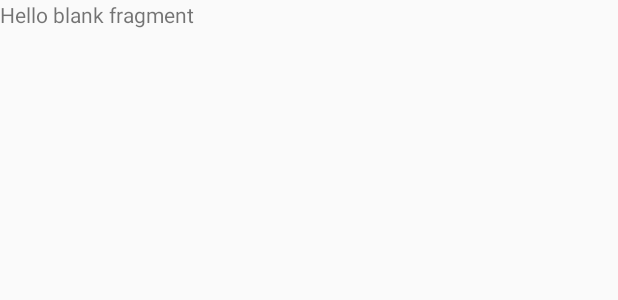
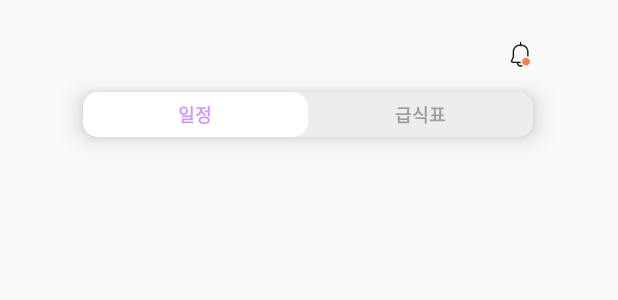
Before and after one commit to kimjjunho/SMUP, an Android app: the layout fragment_home.xml on its own in the app's theme, with its tools: preview values and no code run, on a phone screen of 412 x 824 dp. Shown: the top 300 px of the screen. Run offline under Robolectric (Android 15) with nearby library versions, the phone set to English and light mode, and no system bars.

Commit message:
init::HomeRadioBtn

```diff
--- a/SMUPProject/app/src/main/java/com/example/smup/home/HomeFragment.kt
+++ b/SMUPProject/app/src/main/java/com/example/smup/home/HomeFragment.kt
@@ -6,18 +6,36 @@ import android.view.LayoutInflater
 import android.view.View
 import android.view.ViewGroup
 import com.example.smup.R
+import com.example.smup.databinding.FragmentHomeBinding
+import com.example.smup.databinding.FragmentMyPageBinding
+
 class HomeFragment : Fragment() {
+
+    private var mBinding : FragmentHomeBinding? = null
+    private val binding get() = mBinding!!
 
     override fun onCreate(savedInstanceState: Bundle?) {
         super.onCreate(savedInstanceState)
 
     }
 
-    override fun onCreateView(
-        inflater: LayoutInflater, container: ViewGroup?,
-        savedInstanceState: Bundle?
-    ): View? {
-        return inflater.inflate(R.layout.fragment_home, container, false)
+    override fun onCreateView(inflater: LayoutInflater, container: ViewGroup?, savedInstanceState: Bundle?): View? {
+        mBinding = FragmentHomeBinding.inflate(inflater, container, false)
+        val view = binding.root
+        val binding = FragmentHomeBinding.bind(view)
+
+        binding.radioGroup.setOnCheckedChangeListener{ radioGroup, i ->
+            when(i){
+                R.id.schedule_btn->{
+
+                }
+                R.id.meal_btn->{
+
+                }
+            }
+        }
+
+        return view
     }
 
     companion object {
--- a/SMUPProject/app/src/main/java/com/example/smup/mypage/MyPageFragment.kt
+++ b/SMUPProject/app/src/main/java/com/example/smup/mypage/MyPageFragment.kt
@@ -6,6 +6,8 @@ import androidx.fragment.app.Fragment
 import android.view.LayoutInflater
 import android.view.View
 import android.view.ViewGroup
+import android.view.WindowManager
+import androidx.core.content.ContextCompat
 import com.example.smup.MainActivity
 import com.example.smup.R
 import com.example.smup.databinding.FragmentFindBinding
@@ -19,6 +21,8 @@ class MyPageFragment : Fragment() {
 
     override fun onCreate(savedInstanceState: Bundle?) {
         super.onCreate(savedInstanceState)
+
+
     }
 
     override fun onCreateView(inflater: LayoutInflater, container: ViewGroup?, savedInstanceState: Bundle?): View? {
@@ -40,6 +44,17 @@ class MyPageFragment : Fragment() {
         return view
     }
 
+    override fun onResume() {
+        super.onResume()
+        val mWindow = requireActivity().window
+        mWindow.statusBarColor = ContextCompat.getColor(requireActivity(),R.color.purple)
+    }
+    override fun onDestroy() {
+        super.onDestroy()
+        val mWindow = requireActivity().window
+        mWindow.statusBarColor = ContextCompat.getColor(requireActivity(),R.color.white)
+    }
+
     companion object {
 
     }
--- a/SMUPProject/app/src/main/java/com/example/smup/soom/AccountFragment.kt
+++ b/SMUPProject/app/src/main/java/com/example/smup/soom/AccountFragment.kt
@@ -1,11 +1,14 @@
 package com.example.smup.soom
 
 import android.animation.ObjectAnimator
+import android.content.Context
 import android.os.Bundle
 import androidx.fragment.app.Fragment
 import android.view.LayoutInflater
 import android.view.View
 import android.view.ViewGroup
+import android.view.WindowManager
+import androidx.core.content.ContextCompat
 import com.example.smup.MainActivity
 import com.example.smup.R
 import com.example.smup.databinding.FragmentAccountBinding
@@ -30,6 +33,11 @@ class AccountFragment : Fragment() {
         val view = binding.root
         val binding = FragmentAccountBinding.bind(view)
         val mainActivity = activity as MainActivity
+
+        val mWindow = requireActivity().window
+        mWindow.addFlags(WindowManager.LayoutParams.FLAG_DRAWS_SYSTEM_BAR_BACKGROUNDS)
+        mWindow.clearFlags(WindowManager.LayoutParams.FLAG_TRANSLUCENT_STATUS)
+        mWindow.statusBarColor = ContextCompat.getColor(requireActivity(),R.color.purple)
 
         binding.sendImageBtn.setOnClickListener {
             binding.mainFrame.panelState = SlidingUpPanelLayout.PanelState.ANCHORED
@@ -69,6 +77,12 @@ class AccountFragment : Fragment() {
         return view
     }
 
+    override fun onDestroy() {
+        super.onDestroy()
+        val mWindow = requireActivity().window
+        mWindow.statusBarColor = ContextCompat.getColor(requireActivity(),R.color.white)
+    }
+
     companion object {
     }
 }
--- /dev/null
+++ b/SMUPProject/app/src/main/res/drawable/home_radiobutton.xml
@@ -0,0 +1,19 @@
+<?xml version="1.0" encoding="utf-8"?>
+<selector xmlns:android="http://schemas.android.com/apk/res/android">
+
+    <item android:state_checked="false" >
+        <shape>
+            <corners android:radius="10dp" />
+            <solid android:color="#EDEDED" />
+            <size android:width="150dp" android:height="30dp" />
+        </shape>
+    </item>
+
+    <item android:state_checked="true" >
+        <shape>
+            <corners android:radius="10dp" />
+            <solid android:color="#FFFFFF" />
+            <size android:width="150dp" android:height="30dp" />
+        </shape>
+    </item>
+</selector>
--- /dev/null
+++ b/SMUPProject/app/src/main/res/drawable/home_radiogroup.xml
@@ -0,0 +1,6 @@
+<?xml version="1.0" encoding="utf-8"?>
+
+<shape xmlns:android="http://schemas.android.com/apk/res/android">
+    <corners android:radius="10dp" />
+    <solid android:color="#EDEDED" />
+</shape>
--- /dev/null
+++ b/SMUPProject/app/src/main/res/drawable/home_radiotext.xml
@@ -0,0 +1,8 @@
+<?xml version="1.0" encoding="utf-8"?>
+<selector xmlns:android="http://schemas.android.com/apk/res/android">
+
+    <item android:state_checked="true" android:color="#CF9BF8" >
+    </item>
+    <item android:state_checked="false" android:color="#9E9E9E" >
+    </item>
+</selector>
--- a/SMUPProject/app/src/main/res/layout/fragment_home.xml
+++ b/SMUPProject/app/src/main/res/layout/fragment_home.xml
@@ -1,14 +1,74 @@
 <?xml version="1.0" encoding="utf-8"?>
-<FrameLayout xmlns:android="http://schemas.android.com/apk/res/android"
+<androidx.constraintlayout.widget.ConstraintLayout xmlns:android="http://schemas.android.com/apk/res/android"
+    xmlns:app="http://schemas.android.com/apk/res-auto"
     xmlns:tools="http://schemas.android.com/tools"
     android:layout_width="match_parent"
     android:layout_height="match_parent"
     tools:context=".home.HomeFragment">
 
-    <!-- TODO: Update blank fragment layout -->
-    <TextView
-        android:layout_width="match_parent"
-        android:layout_height="match_parent"
-        android:text="@string/hello_blank_fragment" />
 
-</FrameLayout>
+    <ImageButton
+        android:id="@+id/imageButton2"
+        style="?android:attr/borderlessButtonStyle"
+        android:layout_width="40dp"
+        android:layout_height="40dp"
+        android:layout_marginTop="16dp"
+        android:layout_marginEnd="-12dp"
+        android:scaleType="centerCrop"
+        android:src="@drawable/home_ring"
+        app:layout_constraintEnd_toEndOf="@+id/radioGroup"
+        app:layout_constraintTop_toTopOf="parent" />
+
+    <RadioGroup
+        android:id="@+id/radioGroup"
+        android:layout_width="300dp"
+        android:layout_height="30dp"
+        android:layout_marginTop="5dp"
+        android:background="@drawable/home_radiogroup"
+        android:elevation="10dp"
+        android:orientation="horizontal"
+        app:layout_constraintEnd_toEndOf="parent"
+        app:layout_constraintHorizontal_bias="0.495"
+        app:layout_constraintStart_toStartOf="parent"
+        app:layout_constraintTop_toBottomOf="@+id/imageButton2">
+
+        <RadioButton
+            android:id="@+id/schedule_btn"
+            android:layout_width="150dp"
+            android:layout_height="match_parent"
+            android:background="@drawable/home_radiobutton"
+            android:button="@null"
+            android:checked="true"
+            android:fontFamily="@font/inter_semibold"
+            android:gravity="center"
+            android:includeFontPadding="false"
+            android:text="일정"
+            android:textColor="@drawable/home_radiotext"
+            android:textSize="12dp" />
+
+        <RadioButton
+            android:id="@+id/meal_btn"
+            android:layout_width="150dp"
+            android:layout_height="match_parent"
+            android:background="@drawable/home_radiobutton"
+            android:button="@null"
+            android:fontFamily="@font/inter_semibold"
+            android:gravity="center"
+            android:includeFontPadding="false"
+            android:text="급식표"
+            android:textColor="@drawable/home_radiotext"
+            android:textSize="12dp" />
+    </RadioGroup>
+
+    <FrameLayout
+        android:id="@+id/home_frame"
+        android:layout_marginTop="10dp"
+        android:layout_width="0dp"
+        android:layout_height="0dp"
+        app:layout_constraintBottom_toBottomOf="parent"
+        app:layout_constraintEnd_toEndOf="parent"
+        app:layout_constraintHorizontal_bias="0.0"
+        app:layout_constraintStart_toStartOf="parent"
+        app:layout_constraintTop_toBottomOf="@+id/radioGroup"
+        app:layout_constraintVertical_bias="0.0" />
+</androidx.constraintlayout.widget.ConstraintLayout>
--- a/SMUPProject/app/src/main/res/values/colors.xml
+++ b/SMUPProject/app/src/main/res/values/colors.xml
@@ -3,6 +3,7 @@
     <color name="purple_200">#FFBB86FC</color>
     <color name="purple_500">#FF6200EE</color>
     <color name="purple_700">#FF3700B3</color>
+    <color name="purple">#D1ADFF</color>
     <color name="teal_200">#FF03DAC5</color>
     <color name="teal_700">#FF018786</color>
     <color name="black">#FF000000</color>
--- a/SMUPProject/app/src/main/res/values/themes.xml
+++ b/SMUPProject/app/src/main/res/values/themes.xml
@@ -10,7 +10,8 @@
         <item name="colorSecondaryVariant">@color/teal_700</item>
         <item name="colorOnSecondary">@color/black</item>
         <!-- Status bar color. -->
-        <item name="android:statusBarColor" tools:targetApi="l">?attr/colorPrimaryVariant</item>
+        <item name="android:statusBarColor">#ffffff</item>
+        <item name="android:windowLightStatusBar">true</item>
         <!-- Customize your theme here. -->
     </style>
 </resources>
```
Also changed, not shown: SMUPProject/app/src/main/res/drawable-v24/home_ring.png (added).
